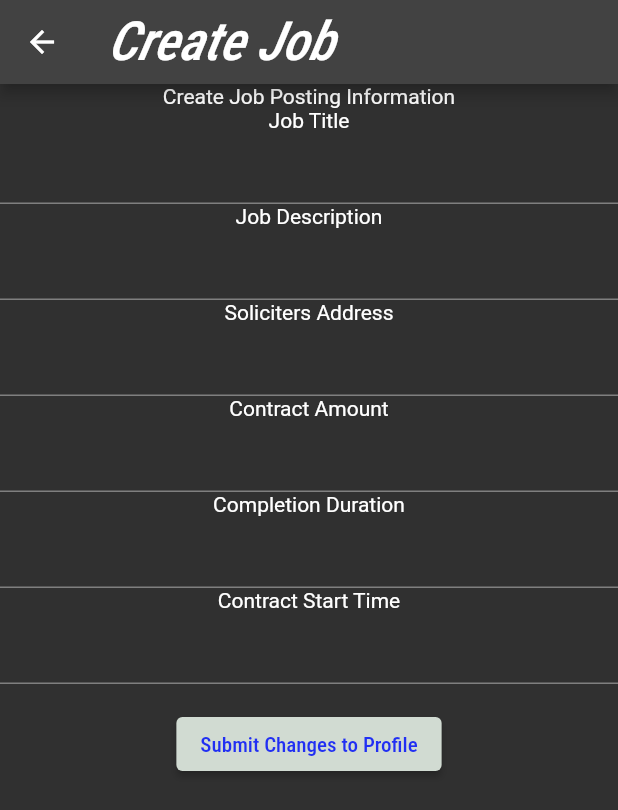
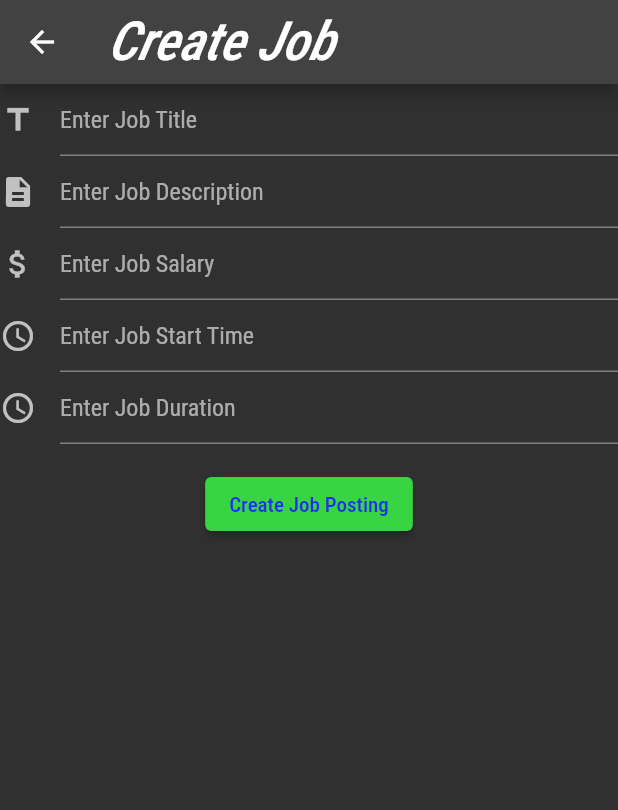
Before and after one commit to roostercoopllc/dSmarket, a Flutter app: the CreateJobPage screen opened directly, on a phone screen of 412 x 824 dp. Shown: the top 810 px of the screen. Run offline on Flutter 3.47's test engine with Material 2 defaults, Android fonts, the phone set to English and light mode, and no system bars; our stand-ins replace community_material_icon, flutter_switch, localstorage, qr_flutter; missing offline and left inert: walletconnect_dart, web3dart; Roboto replaces fonts that are missing (Hind, Roboto Condensed).

Commit message:
Job Posts successfully and profile creates.

```diff
--- a/mobile/lib/pages/createJob.dart
+++ b/mobile/lib/pages/createJob.dart
@@ -1,4 +1,8 @@
 import 'package:flutter/material.dart';
+import 'package:gigme/utils/helperfunctions.dart';
+import 'package:web3dart/web3dart.dart';
+import 'package:http/http.dart';
+import 'package:localstorage/localstorage.dart';
 
 class CreateJobPage extends StatefulWidget {
   const CreateJobPage({Key? key}) : super(key: key);
@@ -9,6 +13,16 @@ class CreateJobPage extends StatefulWidget {
 
 class _CreateJobState extends State<CreateJobPage> {
   final _JobCreateKey = GlobalKey<FormState>();
+
+  final _jobTitle = TextEditingController();
+  final _jobDescription = TextEditingController();
+  final _jobSalary = TextEditingController();
+  final _jobStarttime = TextEditingController();
+  final _jobDuration = TextEditingController();
+
+  final LocalStorage jstorage = new LocalStorage('gigme_local_storage.json');
+  static Client httpClient = Client(); // = Client(http.IOClient());
+  Web3Client ethereumClient = Web3Client(polygonClientUrl, httpClient);
 
   @override
   Widget build(BuildContext context) {
@@ -21,18 +35,13 @@ class _CreateJobState extends State<CreateJobPage> {
             child: Column(
               crossAxisAlignment: CrossAxisAlignment.center,
               children: [
-                Row(
-                  mainAxisAlignment: MainAxisAlignment.center,
-                  children: [
-                    Text(
-                      'Create Job Posting Information',
-                    ),
-                  ],
-                ),
-                Text(
-                  'Job Title',
-                ),
+                Row(mainAxisAlignment: MainAxisAlignment.center, children: []),
                 TextFormField(
+                  controller: _jobTitle,
+                  decoration: const InputDecoration(
+                    icon: Icon(Icons.title),
+                    hintText: 'Enter Job Title',
+                  ),
                   // The validator receives the text that the user has entered.
                   validator: (value) {
                     if (value == null || value.isEmpty) {
@@ -41,10 +50,12 @@ class _CreateJobState extends State<CreateJobPage> {
                     return null;
                   },
                 ),
-                Text(
-                  'Job Description',
-                ),
                 TextFormField(
+                  controller: _jobDescription,
+                  decoration: const InputDecoration(
+                    icon: Icon(Icons.description),
+                    hintText: 'Enter Job Description',
+                  ),
                   // The validator receives the text that the user has entered.
                   validator: (value) {
                     if (value == null || value.isEmpty) {
@@ -53,10 +64,12 @@ class _CreateJobState extends State<CreateJobPage> {
                     return null;
                   },
                 ),
-                Text(
-                  'Soliciters Address',
-                ),
                 TextFormField(
+                  controller: _jobSalary,
+                  decoration: const InputDecoration(
+                    icon: Icon(Icons.attach_money),
+                    hintText: 'Enter Job Salary',
+                  ),
                   // The validator receives the text that the user has entered.
                   validator: (value) {
                     if (value == null || value.isEmpty) {
@@ -65,10 +78,12 @@ class _CreateJobState extends State<CreateJobPage> {
                     return null;
                   },
                 ),
-                Text(
-                  'Contract Amount',
-                ),
                 TextFormField(
+                  controller: _jobStarttime,
+                  decoration: const InputDecoration(
+                    icon: Icon(Icons.access_time),
+                    hintText: 'Enter Job Start Time',
+                  ),
                   // The validator receives the text that the user has entered.
                   validator: (value) {
                     if (value == null || value.isEmpty) {
@@ -77,22 +92,12 @@ class _CreateJobState extends State<CreateJobPage> {
                     return null;
                   },
                 ),
-                Text(
-                  'Completion Duration',
-                ),
                 TextFormField(
-                  // The validator receives the text that the user has entered.
-                  validator: (value) {
-                    if (value == null || value.isEmpty) {
-                      return 'Please enter somemore text';
-                    }
-                    return null;
-                  },
-                ),
-                Text(
-                  'Contract Start Time',
-                ),
-                TextFormField(
+                  controller: _jobDuration,
+                  decoration: const InputDecoration(
+                    icon: Icon(Icons.access_time),
+                    hintText: 'Enter Job Duration',
+                  ),
                   // The validator receives the text that the user has entered.
                   validator: (value) {
                     if (value == null || value.isEmpty) {
@@ -106,19 +111,27 @@ class _CreateJobState extends State<CreateJobPage> {
                   child: ElevatedButton(
                       style: ButtonStyle(
                           backgroundColor: MaterialStateProperty.all<Color>(
-                              Color.fromARGB(255, 209, 219, 210))),
+                              Color.fromARGB(255, 57, 212, 65))),
                       onPressed: () {
                         // Validate returns true if the form is valid, or false otherwise.
                         if (_JobCreateKey.currentState!.validate()) {
                           // If the form is valid, display a snackbar. In the real world,
                           // you'd often call a server or save the information in a database.
                           ScaffoldMessenger.of(context).showSnackBar(
-                            const SnackBar(content: Text('Processing Data')),
+                            const SnackBar(content: Text('Posting Job...')),
                           );
                         }
+                        createJob(
+                            ethereumClient,
+                            jstorage,
+                            _jobTitle.text,
+                            _jobDescription.text,
+                            BigInt.parse(_jobSalary.text),
+                            BigInt.parse(_jobStarttime.text),
+                            BigInt.parse(_jobDuration.text));
                       },
                       child: const Text(
-                        "Submit Changes to Profile",
+                        "Create Job Posting",
                         style: TextStyle(
                           color: Color.fromARGB(255, 33, 47, 243),
                         ),
--- a/mobile/lib/pages/login_page.dart
+++ b/mobile/lib/pages/login_page.dart
@@ -253,7 +253,7 @@ class _LoginPageState extends State<LoginPage> {
                         color: Color.fromARGB(255, 33, 47, 243),
                       ),
                     )),
-                ElevatedButton(
+                /* ElevatedButton(
                     style: ButtonStyle(
                         backgroundColor: MaterialStateProperty.all<Color>(
                             Color.fromARGB(255, 57, 212, 65))),
@@ -263,7 +263,7 @@ class _LoginPageState extends State<LoginPage> {
                       style: TextStyle(
                         color: Color.fromARGB(255, 33, 47, 243),
                       ),
-                    )),
+                    )), */
               ]),
       ])),
       drawer: (_session != null)
```
Also changed, not shown: mobile/lib/pages/profile.dart (+43 -3 lines), mobile/lib/utils/helperfunctions.dart (+46 -9 lines), mobile/lib/utils/helperwidgets.dart (+32 -5 lines).
